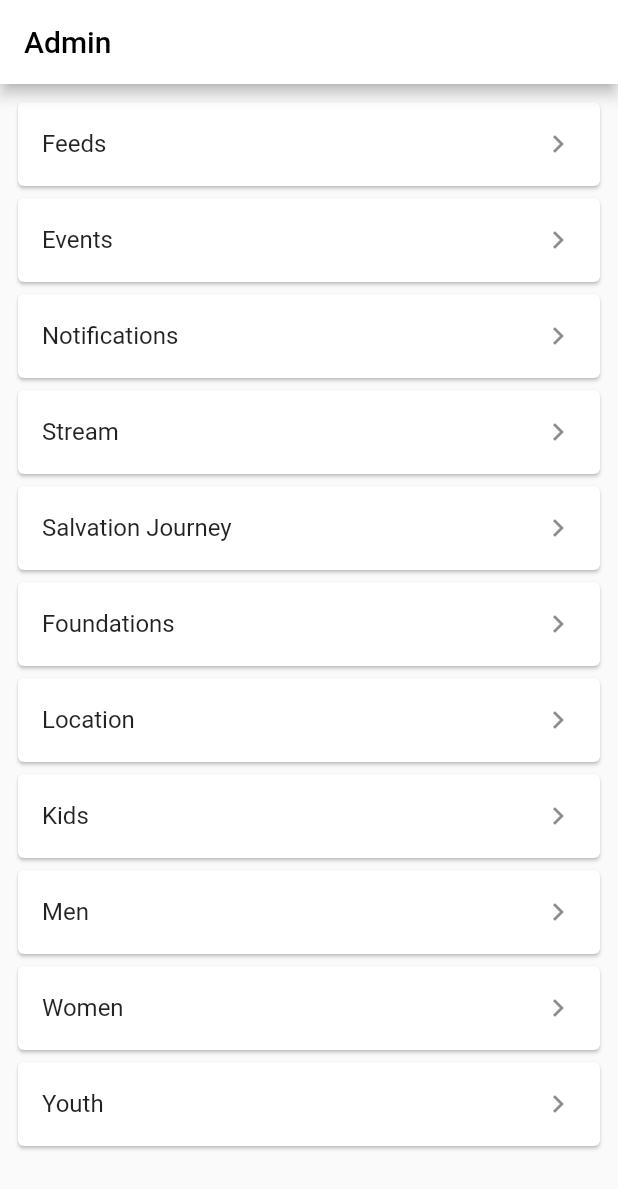
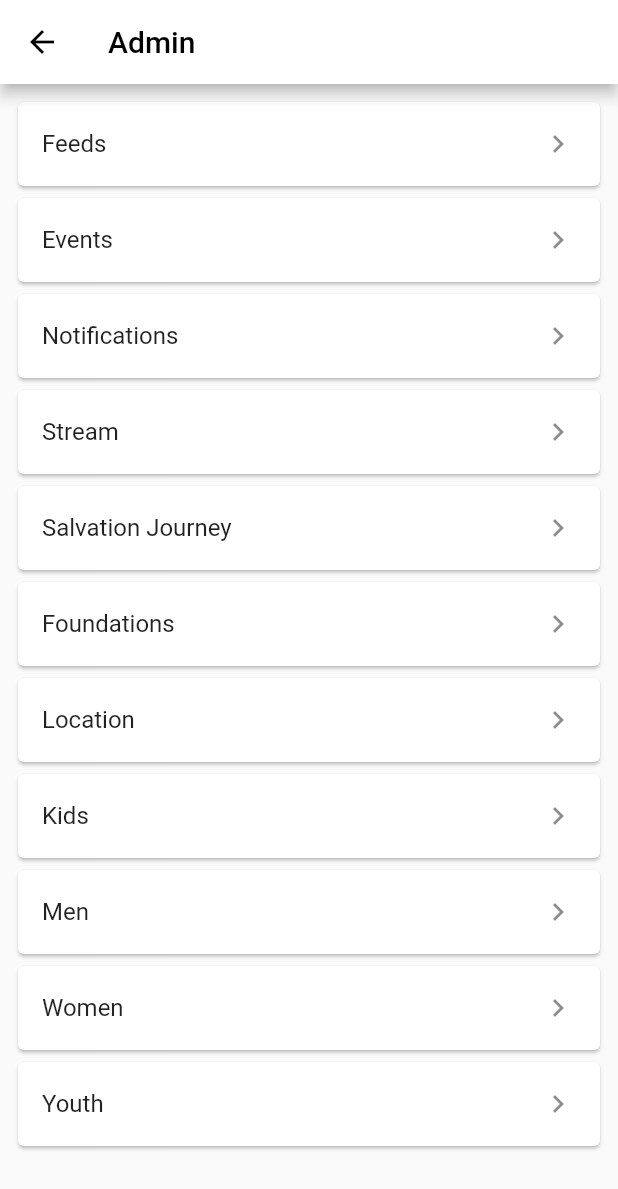
Before and after one commit to phillipAKhoza/beta1.0, a Flutter app: the AdminScreen screen opened directly, on a phone screen of 412 x 824 dp. Shown: the top 1189 px of the screen. Run offline on Flutter 3.47's test engine with Material 2 defaults, Android fonts, the phone set to English and light mode, and no system bars; our stand-ins replace animated_splash_screen, firebase_auth, firebase_core, youtube_player_flutter; accounts and stored records are empty.

Commit message:
Admin tabs screen bug fix

```diff
--- a/lib/screens/adminScreen.dart
+++ b/lib/screens/adminScreen.dart
@@ -7,18 +7,7 @@ class AdminScreen extends StatelessWidget {
   Widget build(BuildContext context) {
     return const Scaffold(
       resizeToAvoidBottomInset: false,
-      body: SingleChildScrollView(
-        child: Column(
-          // crossAxisAlignment: CrossAxisAlignment.stretch,
-          // mainAxisAlignment: MainAxisAlignment.spaceEvenly,
-          children: [
-            SizedBox(
-              height: 1000,
-              child: AdminItems(),
-            )
-          ],
-        ),
-      ),
+      body: AdminItems(),
     );
   }
 }
@@ -61,9 +50,9 @@ class _AdminItemsState extends State<AdminItems> {
     return Scaffold(
         appBar: AppBar(
           title: const Text('Admin'),
-          automaticallyImplyLeading: false,
         ),
         body: ListView(
+          physics: const AlwaysScrollableScrollPhysics(),
           padding: const EdgeInsets.all(8),
           children: <Widget>[
             Card(
```
